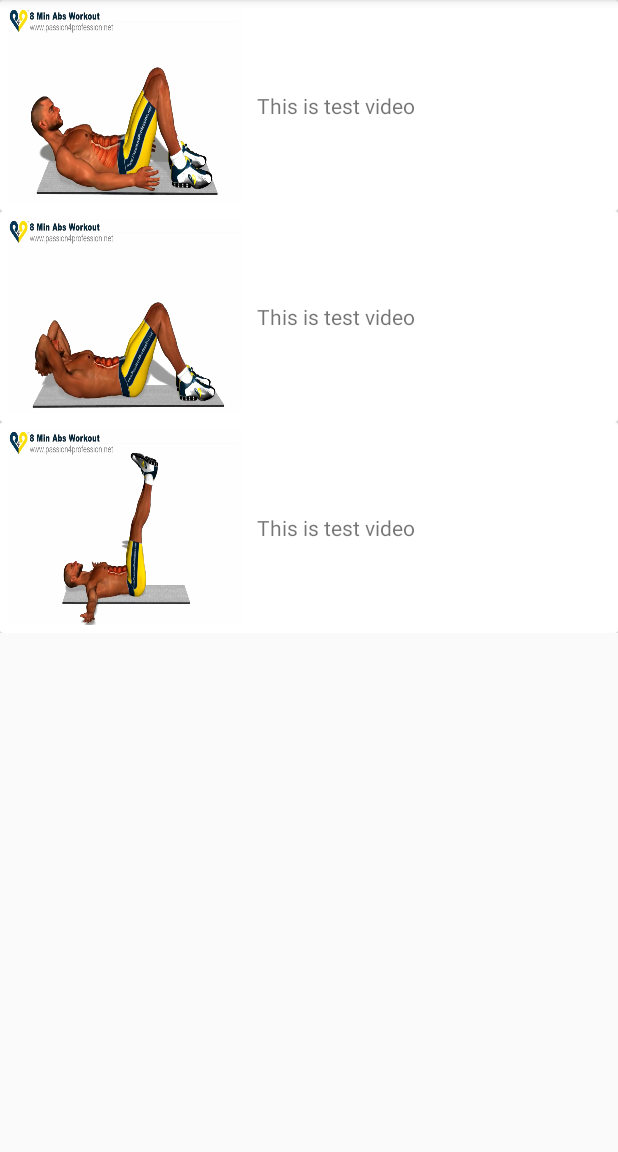
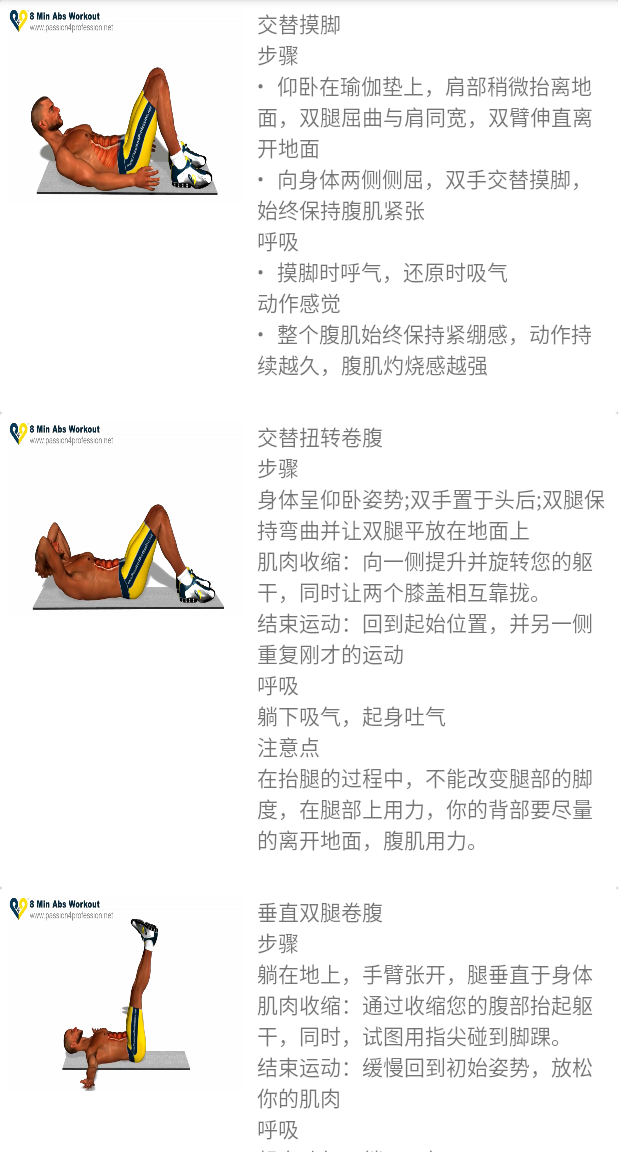
Before and after one commit to JimTmj15/PoseEstimation, an Android app: the screen it shows after launch (VideoActivity), on a phone screen of 412 x 824 dp, the part 84-1236 px from its top. Run offline under Robolectric (Android 15) with nearby library versions, the phone set to English and light mode, and no system bars; our stand-ins replace Picasso.

Commit message:
added description

```diff
--- a/app/src/main/AndroidManifest.xml
+++ b/app/src/main/AndroidManifest.xml
@@ -13,7 +13,7 @@
             android:allowBackup="true"
             android:icon="@drawable/app_logo"
             android:label="@string/app_name"
-            android:roundIcon="@mipmap/ic_launcher_round"
+            android:roundIcon="@drawable/app_logo"
             android:supportsRtl="true"
             android:theme="@style/AppTheme">
         <activity android:name=".VideoViewActivity"
--- a/app/src/main/java/com/jimmy/poseestimation/VideoActivity.kt
+++ b/app/src/main/java/com/jimmy/poseestimation/VideoActivity.kt
@@ -13,6 +13,7 @@ class VideoActivity : AppCompatActivity() {
     private lateinit var videoList:ArrayList<VideoData>
     private lateinit var links: ArrayList<String>
     private lateinit var imgs: ArrayList<Int>
+    private lateinit var descs: ArrayList<String>
 
     override fun onCreate(savedInstanceState: Bundle?) {
         super.onCreate(savedInstanceState)
@@ -21,6 +22,7 @@ class VideoActivity : AppCompatActivity() {
         videoList = ArrayList()
         links = ArrayList()
         imgs = ArrayList()
+        descs = ArrayList()
 
         links.add("android.resource://" + packageName + "/" + R.raw.video_abs1)
         links.add("android.resource://" + packageName + "/" + R.raw.video_abs2)
@@ -30,11 +32,40 @@ class VideoActivity : AppCompatActivity() {
         imgs.add(R.drawable.img_abs2)
         imgs.add(R.drawable.img_legs)
 
+        descs.add("交替摸脚\n" +
+                "步骤\n" +
+                "•\t仰卧在瑜伽垫上，肩部稍微抬离地面，双腿屈曲与肩同宽，双臂伸直离开地面\n" +
+                "•\t向身体两侧侧屈，双手交替摸脚，始终保持腹肌紧张\n" +
+                "呼吸\n" +
+                "•\t摸脚时呼气，还原时吸气\n" +
+                "动作感觉\n" +
+                "•\t整个腹肌始终保持紧绷感，动作持续越久，腹肌灼烧感越强\n")
+
+        descs.add("交替扭转卷腹\n" +
+                "步骤\n" +
+                "身体呈仰卧姿势;双手置于头后;双腿保持弯曲并让双腿平放在地面上\n" +
+                "肌肉收缩：向一侧提升并旋转您的躯干，同时让两个膝盖相互靠拢。\n" +
+                "结束运动：回到起始位置，并另一侧重复刚才的运动\n" +
+                "呼吸\n" +
+                "躺下吸气，起身吐气\n" +
+                "注意点\n" +
+                "在抬腿的过程中，不能改变腿部的脚度，在腿部上用力，你的背部要尽量的离开地面，腹肌用力。\n")
+
+        descs.add("垂直双腿卷腹\n" +
+                "步骤\n" +
+                "躺在地上，手臂张开，腿垂直于身体\n" +
+                "肌肉收缩：通过收缩您的腹部抬起躯干，同时，试图用指尖碰到脚踝。\n" +
+                "结束运动：缓慢回到初始姿势，放松你的肌肉\n" +
+                "呼吸\n" +
+                "起身吐气，躺下吸气\n" +
+                "注意点\n" +
+                "在抬起胸部时，要尽量保持双腿的伸直，双腿弯曲，会导致腹部筋膜负重力的大幅减少。\n")
+
         for (i in 0..2) {
             videoList.add(VideoData(
                 links[i],
                 imgs[i],
-                "This is test video"))
+                descs[i]))
         }
 
         videoRV.layoutManager = LinearLayoutManager(this)
```
